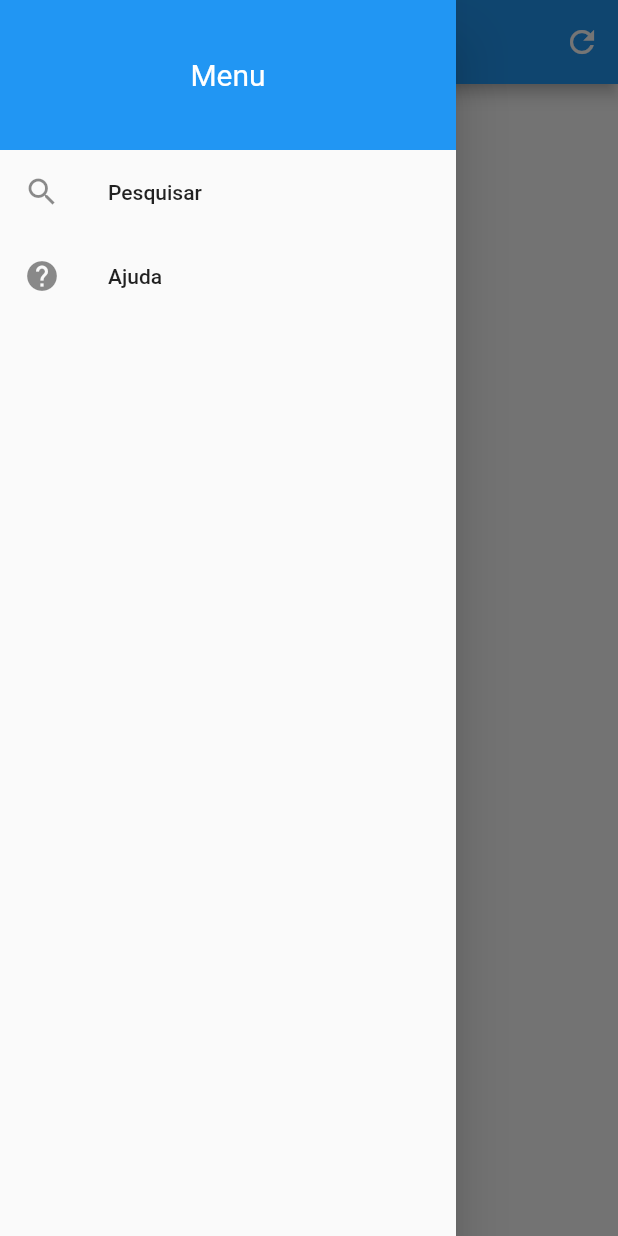
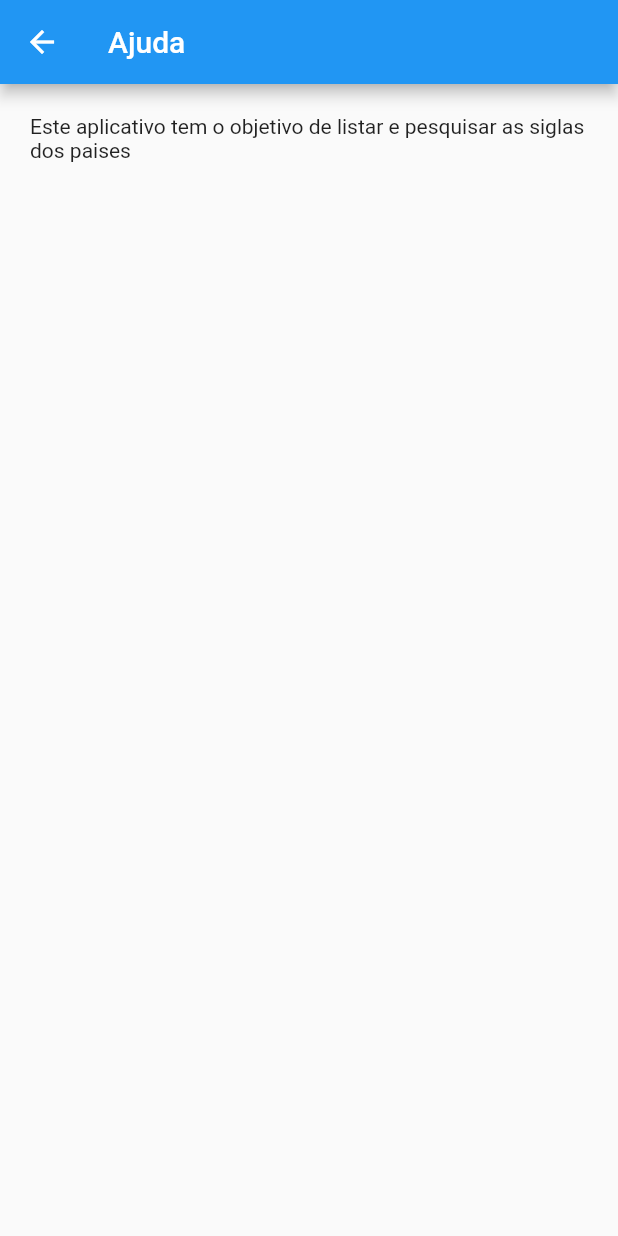
Before and after one commit to bfjeje/SiglaPaisesFlutter, a Flutter app: the screen it shows after launch, in the side drawer, after a tap on "Ajuda", on a phone screen of 412 x 824 dp. Run offline on Flutter 3.47's test engine with Material 2 defaults, Android fonts, the phone set to English and light mode, and no system bars.

Commit message:
Added Help page

```diff
--- /dev/null
+++ b/lib/view/ajuda.dart
@@ -0,0 +1,21 @@
+import 'package:flutter/material.dart';
+
+class Ajuda extends StatelessWidget {
+  const Ajuda({super.key});
+
+  @override
+  Widget build(BuildContext context) {
+    return Scaffold(
+      appBar: AppBar(
+        title: Text("Ajuda"),
+      ),
+      body: Container(
+        child: const Padding(
+          padding: EdgeInsets.all(20.0),
+          child: Text(
+              "Este aplicativo tem o objetivo de listar e pesquisar as siglas dos paises"),
+        ),
+      ),
+    );
+  }
+}
--- a/lib/view/Menu.dart
+++ b/lib/view/menu.dart
@@ -1,4 +1,5 @@
 import 'package:flutter/material.dart';
+import 'package:sigla_paises_flutter/view/ajuda.dart';
 
 class Menu extends StatelessWidget {
   const Menu({super.key});
@@ -29,7 +30,11 @@ class Menu extends StatelessWidget {
             ListTile(
               leading: const Icon(Icons.help),
               title: const Text("Ajuda"),
-              onTap: () => {},
+              onTap: () {
+                Navigator.pop(context);
+                Navigator.push(context, MaterialPageRoute(builder:
+                  (BuildContext context) => const Ajuda()));
+              },
             )
           ],
         ),
--- a/lib/view/paises_screen.dart
+++ b/lib/view/paises_screen.dart
@@ -1,6 +1,6 @@
 import 'package:flutter/material.dart';
 import 'package:sigla_paises_flutter/service/requisicao.dart';
-import 'package:sigla_paises_flutter/view/Menu.dart';
+import 'package:sigla_paises_flutter/view/menu.dart';
 
 class PaisesScreen extends StatelessWidget {
   const PaisesScreen({super.key});
```
